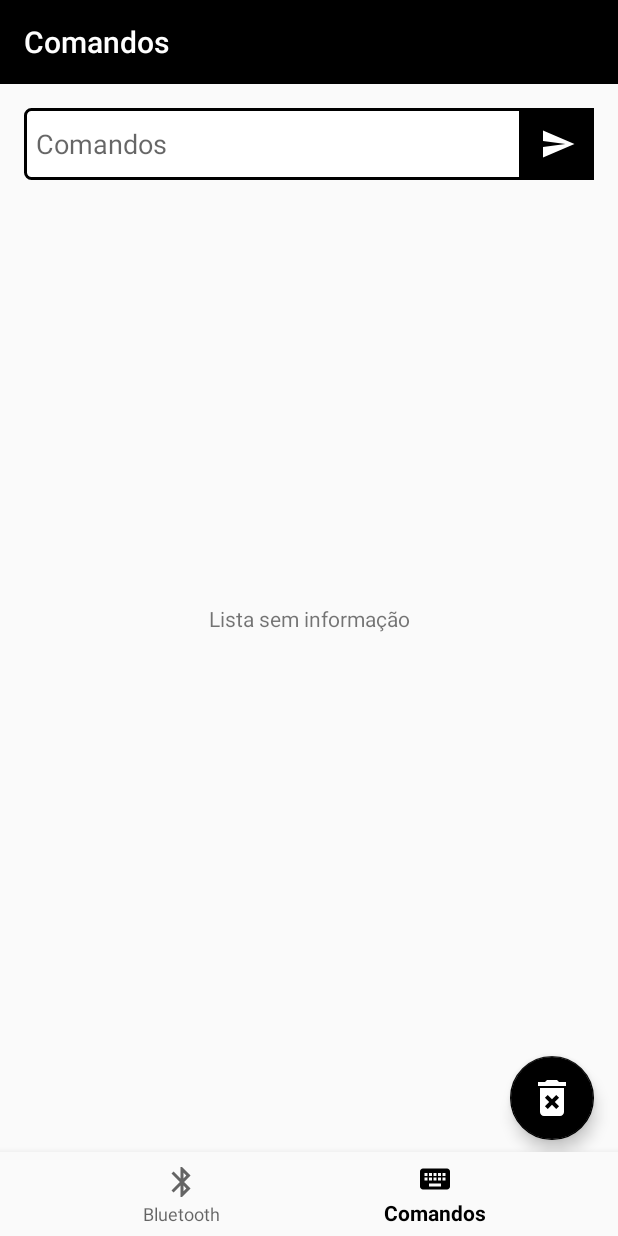
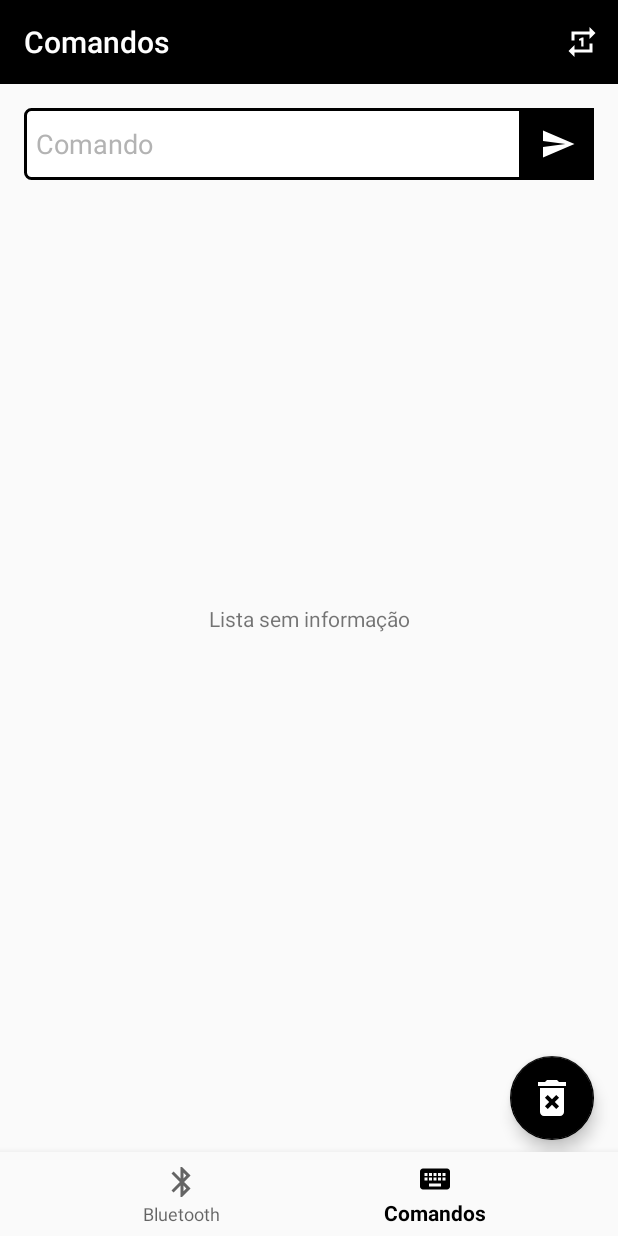
Before and after one commit to fdacio/BluetoothCommands, an Android app: the CommandsFragment screen opened through its navigation route, on a phone screen of 412 x 824 dp. Run offline under Robolectric (Android 15) with nearby library versions, the phone set to English and light mode, and no system bars; our stand-ins replace navigation-ui.

Commit message:
Refatoracao da bluetooth connection desparamento update

```diff
--- a/app/src/main/java/br/com/daciosoftware/bluetoothcommands/BluetoothConnectionListener.java
+++ b/app/src/main/java/br/com/daciosoftware/bluetoothcommands/BluetoothConnectionListener.java
@@ -4,6 +4,6 @@ import android.bluetooth.BluetoothDevice;
 
 public interface BluetoothConnectionListener {
     void setConnected(BluetoothDevice device);
-    void setDisconnectedInView();
+    void setDisconnected();
     void readFromDevicePaired(String dataReceiver);
 }
--- a/app/src/main/java/br/com/daciosoftware/bluetoothcommands/ui/bluetooth/BluetoothFragment.java
+++ b/app/src/main/java/br/com/daciosoftware/bluetoothcommands/ui/bluetooth/BluetoothFragment.java
@@ -1,6 +1,7 @@
 package br.com.daciosoftware.bluetoothcommands.ui.bluetooth;
 
 import android.Manifest;
+import android.annotation.SuppressLint;
 import android.app.ProgressDialog;
 import android.bluetooth.BluetoothAdapter;
 import android.bluetooth.BluetoothDevice;
@@ -13,10 +14,11 @@ import android.content.IntentFilter;
 import android.content.pm.PackageManager;
 import android.os.AsyncTask;
 import android.os.Bundle;
+import android.os.Handler;
+import android.os.Message;
 import android.view.LayoutInflater;
 import android.view.Menu;
 import android.view.MenuInflater;
-import android.view.MenuItem;
 import android.view.View;
 import android.view.ViewGroup;
 import android.widget.AdapterView;
@@ -45,27 +47,26 @@ public class BluetoothFragment extends Fragment implements AdapterView.OnItemCli
     private static final int REQUEST_PERMISSION_BLUETOOTH = 2;
     private BluetoothAdapter bluetoothAdapter;
     private final static int REQUEST_ENABLE_BLUETOOTH = 1;
-    private ArrayList<BluetoothDevice> listDevices = new ArrayList<BluetoothDevice>();
+    private final ArrayList<BluetoothDevice> listDevices = new ArrayList<BluetoothDevice>();
     private ListView listViewDevices;
     private BroadcastReceiver receiver;
     private ProgressDialog mProgressDlg;
-    private View root;
     private Context mContext;
     private Toolbar toolbar;
-
+    private Handler handlerUpdateStatusDeviceParead;
     @Override
-    public void onAttach(Context context) {
+    public void onAttach(@NonNull Context context) {
         super.onAttach(context);
         mContext = context;
     }
 
+    @SuppressLint({"HandlerLeak", "NonConstantResourceId"})
     public View onCreateView(@NonNull LayoutInflater inflater, ViewGroup container, Bundle savedInstanceState) {
         super.onCreateView(inflater, container, savedInstanceState);
 
-        root = inflater.inflate(R.layout.fragment_bluetooth, container, false);
+        View root = inflater.inflate(R.layout.fragment_bluetooth, container, false);
 
         toolbar = root.findViewById(R.id.toolbarBluetooth);
-        toolbar.setTitle(R.string.title_bluetooth);
         toolbar.inflateMenu(R.menu.menu_bluetooth);
         toolbar.setOnMenuItemClickListener(item -> {
             switch (item.getItemId()) {
@@ -78,7 +79,9 @@ public class BluetoothFragment extends Fragment implements AdapterView.OnItemCli
                     if (bluetoothConnection != null) {
                         bluetoothConnection.disconnect();
                     }
-                    setDisconnectedInView();
+                    MainActivity mainActivity = (MainActivity) mContext;
+                    mainActivity.setDevicePaired(null);
+                    updateMenuBluetooth();
                     return true;
                 }
                 default:
@@ -105,9 +108,9 @@ public class BluetoothFragment extends Fragment implements AdapterView.OnItemCli
                         listDevices.add(device);
                     }
                 } else if (BluetoothDevice.ACTION_ACL_DISCONNECTED.equals(action)) {
-                    setDisconnectedInView();
+                    setDisconnected();
                 } else if (BluetoothDevice.ACTION_ACL_DISCONNECT_REQUESTED.equals(action)) {
-                    setDisconnectedInView();
+                    setDisconnected();
                 }
 
             }
@@ -139,6 +142,16 @@ public class BluetoothFragment extends Fragment implements AdapterView.OnItemCli
             }
         });
 
+        handlerUpdateStatusDeviceParead = new Handler() {
+            @Override
+            public void handleMessage(@NonNull Message message) {
+                super.handleMessage(message);
+                String msg = message.getData().getString("message");
+                Toast.makeText(mContext, msg, Toast.LENGTH_SHORT).show();
+                updateMenuBluetooth();
+            }
+        };
+
         enableBluetooth();
         grantAccessLocation();
 
@@ -146,26 +159,18 @@ public class BluetoothFragment extends Fragment implements AdapterView.OnItemCli
     }
 
     @Override
-    public void onCreateOptionsMenu(Menu menu, MenuInflater inflater) {
+    public void onCreateOptionsMenu(@NonNull Menu menu, MenuInflater inflater) {
         inflater.inflate(R.menu.menu_bluetooth, menu);
         super.onCreateOptionsMenu(menu, inflater);
     }
 
     public void updateMenuBluetooth() {
-        MenuItem itemDisconnect = toolbar.getMenu().findItem(R.id.action_bluetooth_disconnect);
-        MenuItem itemDiscovery = toolbar.getMenu().findItem(R.id.action_bluetooth_discovery);
-
-        BluetoothConnection bluetoothConnection = BluetoothInstance.getInstance();
-        if (bluetoothConnection == null) {
-            itemDiscovery.setVisible(true);
-            itemDisconnect.setVisible(false);
-        } else {
-            itemDisconnect.setVisible(bluetoothConnection.isConnected());
-            itemDiscovery.setVisible(!bluetoothConnection.isConnected());
-        }
 
         MainActivity mainActivity = (MainActivity) mContext;
         BluetoothDevice devicePaired = mainActivity.getDevicePaired();
+
+        toolbar.getMenu().findItem(R.id.action_bluetooth_disconnect).setVisible(devicePaired != null);
+        toolbar.getMenu().findItem(R.id.action_bluetooth_discovery).setVisible(devicePaired == null);
         toolbar.setSubtitle((devicePaired != null) ? devicePaired.getName() : null);
 
     }
@@ -204,7 +209,6 @@ public class BluetoothFragment extends Fragment implements AdapterView.OnItemCli
         devicesBluetoothAdapter.setData(listDevices);
         listViewDevices.setAdapter(devicesBluetoothAdapter);
     }
-
     @Override
     public void onActivityResult(int requestCode, int resultCode, Intent data) {
         super.onActivityResult(requestCode, resultCode, data);
@@ -220,7 +224,6 @@ public class BluetoothFragment extends Fragment implements AdapterView.OnItemCli
 
         }
     }
-
     @Override
     public void onPause() {
         if (bluetoothAdapter != null) {
@@ -230,28 +233,32 @@ public class BluetoothFragment extends Fragment implements AdapterView.OnItemCli
         }
         super.onPause();
     }
-
     @Override
     public void onResume() {
         super.onResume();
         loadDevicesBonded();
     }
-
     @Override
     public void onDestroy() {
         super.onDestroy();
-        mContext.getApplicationContext().unregisterReceiver(receiver);
+        if (receiver != null) {
+            mContext.getApplicationContext().unregisterReceiver(receiver);
+        }
     }
 
     //Pareamento de dispositivos no click do item da listview
     @Override
     public void onItemClick(AdapterView<?> parent, View view, int position, long id) {
-        if (BluetoothInstance.isConnected()) {
-            Toast.makeText(mContext, "Dispositivo já conectado", Toast.LENGTH_LONG).show();
+
+        MainActivity mainActivity = (MainActivity) mContext;
+        BluetoothDevice devicePaired = mainActivity.getDevicePaired();
+
+        if (devicePaired != null) {
+            Toast.makeText(mContext, "Dispositivo já pareado", Toast.LENGTH_LONG).show();
             return;
         }
-        BluetoothDevice devicePaired = listDevices.get(position);
-        BluetoothConnection bluetoothConnection = new BluetoothConnection(devicePaired, this, mContext);
+        BluetoothDevice newDevicePaired = listDevices.get(position);
+        BluetoothConnection bluetoothConnection = new BluetoothConnection(newDevicePaired, this, mContext);
         BluetoothInstance.setInstance(bluetoothConnection);
         if (bluetoothConnection.getStatus() == AsyncTask.Status.PENDING || bluetoothConnection.getStatus() == AsyncTask.Status.FINISHED) {
             bluetoothConnection.execute();
@@ -266,10 +273,14 @@ public class BluetoothFragment extends Fragment implements AdapterView.OnItemCli
     }
 
     @Override
-    public void setDisconnectedInView() {
+    public void setDisconnected() {
         MainActivity mainActivity = (MainActivity) mContext;
         mainActivity.setDevicePaired(null);
-        updateMenuBluetooth();
+        Message msg = Message.obtain();
+        Bundle bundle = new Bundle();
+        bundle.putString("message", "Dispositivo despareado.");
+        msg.setData(bundle);
+        handlerUpdateStatusDeviceParead.sendMessage(msg);
     }
 
     @Override
--- a/app/src/main/java/br/com/daciosoftware/bluetoothcommands/ui/commands/CommandsFragment.java
+++ b/app/src/main/java/br/com/daciosoftware/bluetoothcommands/ui/commands/CommandsFragment.java
@@ -10,12 +10,11 @@ import android.view.LayoutInflater;
 import android.view.View;
 import android.view.ViewGroup;
 import android.widget.ArrayAdapter;
-import android.widget.Button;
 import android.widget.EditText;
 import android.widget.ImageButton;
 import android.widget.ListView;
 import android.widget.Toast;
-import android.widget.Toolbar;
+import androidx.appcompat.widget.Toolbar;
 
 import androidx.annotation.NonNull;
 import androidx.fragment.app.Fragment;
@@ -36,29 +35,37 @@ public class CommandsFragment extends Fragment implements BluetoothConnectionLis
     private Context mContext;
     private ListView listViewData;
     private EditText editTextCommand;
-    private List<String> listData = new ArrayList<>();
-    private BluetoothConnection bluetoothConnection = BluetoothInstance.getInstance();
+    private final List<String> listData = new ArrayList<>();
+    private final BluetoothConnection bluetoothConnection = BluetoothInstance.getInstance();
     private Handler mHandler;
-    private View root;
-    private Toolbar toolbar;
+    private Handler handlerUpdateStatusDeviceParead;
+
+   private Toolbar toolbar;
+
+    private String lastCommand;
     @Override
     public void onAttach(@NonNull Context context) {
         super.onAttach(context);
         mContext = context;
     }
 
+
     @SuppressLint("HandlerLeak")
     public View onCreateView(@NonNull LayoutInflater inflater, ViewGroup container, Bundle savedInstanceState) {
         super.onCreate(savedInstanceState);
 
-        root = inflater.inflate(R.layout.fragment_commands, container, false);
+        View root = inflater.inflate(R.layout.fragment_commands, container, false);
         toolbar = root.findViewById(R.id.toolbarCommand);
-        toolbar.setTitle(R.string.title_commands);
-        MainActivity mainActivity = (MainActivity) mContext;
-        BluetoothDevice devicePaired = mainActivity.getDevicePaired();
-        if (devicePaired != null) {
-            toolbar.setSubtitle(devicePaired.getName());
-        }
+        toolbar.inflateMenu(R.menu.menu_command);
+        toolbar.setOnMenuItemClickListener(item -> {
+            if (item.getItemId() == R.id.action_command_repeat) {
+                editTextCommand.setText((lastCommand != null) ? lastCommand : "");
+                return true;
+            }
+            return false;
+        });
+        updateStatusDeveiceParead();
+
         editTextCommand = root.findViewById(R.id.editTextCommand);
         listViewData = root.findViewById(R.id.listViewData);
         listViewData.setEmptyView(root.findViewById(R.id.textViewListEmpty));
@@ -66,12 +73,15 @@ public class CommandsFragment extends Fragment implements BluetoothConnectionLis
         FloatingActionButton buttonClear = root.findViewById(R.id.fbClearAll);
 
         buttonSend.setOnClickListener(v -> {
-            if (!BluetoothInstance.isConnected()) {
-                Toast.makeText(mContext, "Não há dispositivo conectado", Toast.LENGTH_LONG).show();
+            MainActivity mainActivity = (MainActivity) mContext;
+            BluetoothDevice devicePaired = mainActivity.getDevicePaired();
+            if (devicePaired == null) {
+                Toast.makeText(mContext, "Não há dispositivo pareado", Toast.LENGTH_LONG).show();
                 return;
             }
 
             String command = editTextCommand.getText().toString();
+            lastCommand = command;
             if (command.isEmpty()) return;
             editTextCommand.setText("");
 
@@ -87,13 +97,24 @@ public class CommandsFragment extends Fragment implements BluetoothConnectionLis
             updateListData();
         });
 
-        mHandler = new Handler() {
+        mHandler =  new Handler() {
             @Override
-            public void handleMessage(Message message){
+            public void handleMessage(@NonNull Message message){
                 String dataReceiver = message.getData().getString("dados");
                 listData.add("Recebido: " + dataReceiver);
                 updateListData();
                 super.handleMessage(message);
+            }
+        };
+
+
+        handlerUpdateStatusDeviceParead = new Handler() {
+            @Override
+            public void handleMessage(@NonNull Message message) {
+                super.handleMessage(message);
+                String msg = message.getData().getString("message");
+                Toast.makeText(mContext, msg, Toast.LENGTH_SHORT).show();
+                updateStatusDeveiceParead();
             }
         };
 
@@ -107,11 +128,24 @@ public class CommandsFragment extends Fragment implements BluetoothConnectionLis
         listViewData.setAdapter(itemsAdapter);
     }
 
+    private void updateStatusDeveiceParead() {
+        MainActivity mainActivity = (MainActivity) mContext;
+        BluetoothDevice devicePaired = mainActivity.getDevicePaired();
+        toolbar.setSubtitle((devicePaired != null) ? devicePaired.getName() : null);
+    }
     @Override
     public void setConnected(BluetoothDevice device) {}
 
     @Override
-    public void setDisconnectedInView() {}
+    public void setDisconnected() {
+        MainActivity mainActivity = (MainActivity) mContext;
+        mainActivity.setDevicePaired(null);
+        Message msg = Message.obtain();
+        Bundle bundle = new Bundle();
+        bundle.putString("message", "Dispositivo despareado.");
+        msg.setData(bundle);
+        handlerUpdateStatusDeviceParead.sendMessage(msg);
+    }
 
     @Override
     public void readFromDevicePaired(String dataReceiver) {
--- /dev/null
+++ b/app/src/main/res/drawable/ic_baseline_bluetooth_searching_24.xml
@@ -0,0 +1,5 @@
+<vector android:autoMirrored="true" android:height="24dp"
+    android:tint="#FFFFFF" android:viewportHeight="24"
+    android:viewportWidth="24" android:width="24dp" xmlns:android="http://schemas.android.com/apk/res/android">
+    <path android:fillColor="@android:color/white" android:pathData="M14.24,12.01l2.32,2.32c0.28,-0.72 0.44,-1.51 0.44,-2.33 0,-0.82 -0.16,-1.59 -0.43,-2.31l-2.33,2.32zM19.53,6.71l-1.26,1.26c0.63,1.21 0.98,2.57 0.98,4.02s-0.36,2.82 -0.98,4.02l1.2,1.2c0.97,-1.54 1.54,-3.36 1.54,-5.31 -0.01,-1.89 -0.55,-3.67 -1.48,-5.19zM15.71,7.71L10,2L9,2v7.59L4.41,5 3,6.41 8.59,12 3,17.59 4.41,19 9,14.41L9,22h1l5.71,-5.71 -4.3,-4.29 4.3,-4.29zM11,5.83l1.88,1.88L11,9.59L11,5.83zM12.88,16.29L11,18.17v-3.76l1.88,1.88z"/>
+</vector>
--- /dev/null
+++ b/app/src/main/res/drawable/ic_baseline_repeat_command_24.xml
@@ -0,0 +1,5 @@
+<vector android:height="24dp" android:tint="#FFFFFF"
+    android:viewportHeight="24" android:viewportWidth="24"
+    android:width="24dp" xmlns:android="http://schemas.android.com/apk/res/android">
+    <path android:fillColor="@android:color/white" android:pathData="M7,7h10v3l4,-4 -4,-4v3L5,5v6h2L7,7zM17,17L7,17v-3l-4,4 4,4v-3h12v-6h-2v4zM13,15L13,9h-1l-2,1v1h1.5v4L13,15z"/>
+</vector>
--- a/app/src/main/res/layout/fragment_commands.xml
+++ b/app/src/main/res/layout/fragment_commands.xml
@@ -6,17 +6,18 @@
     android:layout_height="match_parent"
     tools:context=".ui.commands.CommandsFragment">
 
-    <android.widget.Toolbar
+    <androidx.appcompat.widget.Toolbar
         android:id="@+id/toolbarCommand"
         android:layout_width="match_parent"
         android:layout_height="?actionBarSize"
         android:background="?attr/colorPrimary"
-        android:titleTextColor="@color/white"
-        android:subtitleTextColor="@color/white"
+        app:title="@string/title_commands"
+        app:subtitleTextColor="@color/white"
+        app:titleTextColor="@color/white"
         app:layout_constraintEnd_toEndOf="parent"
         app:layout_constraintStart_toStartOf="parent"
         app:layout_constraintTop_toTopOf="parent">
-    </android.widget.Toolbar>
+    </androidx.appcompat.widget.Toolbar>
 
     <EditText
         android:id="@+id/editTextCommand"
@@ -26,10 +27,11 @@
         android:layout_marginTop="16dp"
         android:layout_marginEnd="64dp"
         android:background="@drawable/background_edit_command"
-        android:hint="@string/title_commands"
+        android:hint="@string/edit_commands"
         android:inputType="text"
         android:singleLine="true"
         android:textColor="@color/black"
+        android:textColorHint="@color/gray"
         app:layout_constraintEnd_toEndOf="parent"
         app:layout_constraintStart_toStartOf="parent"
         app:layout_constraintTop_toBottomOf="@+id/toolbarCommand"
@@ -46,8 +48,7 @@
         app:layout_constraintBottom_toBottomOf="@+id/editTextCommand"
         app:layout_constraintEnd_toEndOf="parent"
         app:layout_constraintStart_toEndOf="@+id/editTextCommand"
-        app:layout_constraintTop_toTopOf="@+id/editTextCommand"
-        tools:src="@drawable/ic_baseline_send_24" />
+        app:layout_constraintTop_toTopOf="@+id/editTextCommand" />
 
     <ListView
         android:id="@+id/listViewData"
@@ -66,25 +67,6 @@
         app:layout_constraintTop_toBottomOf="@+id/editTextCommand">
 
     </ListView>
-
-    <com.google.android.material.floatingactionbutton.FloatingActionButton
-        android:id="@+id/fbClearAll"
-        android:layout_width="wrap_content"
-        android:layout_height="wrap_content"
-        android:layout_marginEnd="16dp"
-        android:layout_marginBottom="64dp"
-        android:clickable="true"
-        android:contentDescription="@string/button_clear"
-        android:focusable="true"
-        android:src="@drawable/ic_baseline_delete_24"
-        android:theme="@style/Theme.BluetoothCommands"
-        app:backgroundTint="@color/black"
-        app:tint="@color/white"
-        app:fabSize="normal"
-        app:layout_constraintBottom_toBottomOf="parent"
-        app:layout_constraintEnd_toEndOf="parent"
-        app:maxImageSize="32sp"/>
-
     <TextView
         android:id="@+id/textViewListEmpty"
         android:layout_width="wrap_content"
@@ -97,4 +79,19 @@
         app:layout_constraintStart_toStartOf="parent"
         app:layout_constraintTop_toTopOf="parent" />
 
+    <com.google.android.material.floatingactionbutton.FloatingActionButton
+        android:id="@+id/fbClearAll"
+        android:layout_width="wrap_content"
+        android:layout_height="wrap_content"
+        android:contentDescription="@string/button_clear"
+        android:src="@drawable/ic_baseline_delete_24"
+        app:backgroundTint="?attr/colorPrimary"
+        app:maxImageSize="32sp"
+        app:fabSize="normal"
+        android:layout_marginEnd="16dp"
+        android:layout_marginBottom="64dp"
+        app:layout_constraintBottom_toBottomOf="parent"
+        app:layout_constraintEnd_toEndOf="parent"/>
+
+
 </androidx.constraintlayout.widget.ConstraintLayout>
--- a/app/src/main/res/menu/menu_bluetooth.xml
+++ b/app/src/main/res/menu/menu_bluetooth.xml
@@ -1,20 +1,18 @@
 <menu xmlns:android="http://schemas.android.com/apk/res/android"
-xmlns:app="http://schemas.android.com/apk/res-auto"
-    android:layout_width="wrap_content"
-    android:layout_height="wrap_content">
+    xmlns:app="http://schemas.android.com/apk/res-auto">
 
     <item
         android:id="@+id/action_bluetooth_discovery"
-        android:icon="@drawable/ic_baseline_bluetooth_24"
+        android:icon="@drawable/ic_baseline_bluetooth_searching_24"
+        android:orderInCategory="1"
         android:title="@string/scan"
-        android:orderInCategory="1"
         app:showAsAction="always" />
 
     <item
         android:id="@+id/action_bluetooth_disconnect"
         android:icon="@drawable/ic_baseline_bluetooth_disabled_24"
+        android:orderInCategory="2"
         android:title="@string/disconnect"
-        android:orderInCategory="2"
         app:showAsAction="always" />
 
 </menu>
--- /dev/null
+++ b/app/src/main/res/menu/menu_command.xml
@@ -0,0 +1,10 @@
+<?xml version="1.0" encoding="utf-8"?>
+<menu xmlns:android="http://schemas.android.com/apk/res/android"
+    xmlns:app="http://schemas.android.com/apk/res-auto">
+    <item
+        android:id="@+id/action_command_repeat"
+        android:icon="@drawable/ic_baseline_repeat_command_24"
+        android:orderInCategory="1"
+        android:title="@string/repeat_commands"
+        app:showAsAction="always" />
+</menu>
--- a/app/src/main/res/values-night/themes.xml
+++ b/app/src/main/res/values-night/themes.xml
@@ -1,17 +1,26 @@
 <resources xmlns:tools="http://schemas.android.com/tools">
     <!-- Base application theme. -->
-    <style name="Theme.BluetoothCommands" parent="Theme.MaterialComponents.DayNight.DarkActionBar">
+    <style name="Theme.BluetoothCommands" parent="Theme.AppCompat.DayNight.NoActionBar">
+
+        <item name="windowActionBar">false</item>
+        <item name="windowNoTitle">true</item>
+
         <!-- Primary brand color. -->
-        <item name="colorPrimary">#009688</item>
+        <item name="colorPrimary">@color/teal_700</item>
         <item name="colorPrimaryVariant">@color/black_700</item>
         <item name="colorOnPrimary">@color/black</item>
+
         <!-- Secondary brand color. -->
-        <item name="colorSecondary">@color/teal_200</item>
+        <item name="colorSecondary">@color/teal_700</item>
         <item name="colorSecondaryVariant">@color/teal_200</item>
         <item name="colorOnSecondary">@color/black</item>
+
         <!-- Status bar color. -->
         <item name="android:statusBarColor" tools:targetApi="l">?attr/colorPrimaryVariant</item>
         <!-- Customize your theme here. -->
         <item name="android:actionMenuTextColor">@color/white</item>
+
     </style>
+
+
 </resources>
--- a/app/src/main/res/values/colors.xml
+++ b/app/src/main/res/values/colors.xml
@@ -1,7 +1,9 @@
 <?xml version="1.0" encoding="utf-8"?>
 <resources>
     <color name="black_700">#070707</color>
-    <color name="teal_200">#FF03DAC5</color>
-    <color name="black">#FF000000</color>
-    <color name="white">#FFFFFFFF</color>
+    <color name="teal_700">#FF009688</color>
+    <color name="teal_200">#00BCD4</color>
+    <color name="black">#000000</color>
+    <color name="white">#FFFFFF</color>
+    <color name="gray">#B3B3B3</color>
 </resources>
--- a/app/src/main/res/values/strings.xml
+++ b/app/src/main/res/values/strings.xml
@@ -2,6 +2,8 @@
     <string name="app_name">Bluetooth Commands</string>
     <string name="title_bluetooth">Bluetooth</string>
     <string name="title_commands">Comandos</string>
+    <string name="edit_commands">Comando</string>
+    <string name="repeat_commands">Repetir o Comando</string>
     <string name="button_send">Enviar</string>
     <string name="scan">Procurar</string>
     <string name="disconnect">Desconectar</string>
```
Also changed, not shown: app/src/main/java/br/com/daciosoftware/bluetoothcommands/BluetoothConnection.java (+1 -10 lines), app/src/main/java/br/com/daciosoftware/bluetoothcommands/BluetoothInstance.java (+0 -15 lines), app/src/main/res/layout/fragment_bluetooth.xml (+4 -5 lines), app/src/main/res/values/themes.xml (+0 -14 lines).
